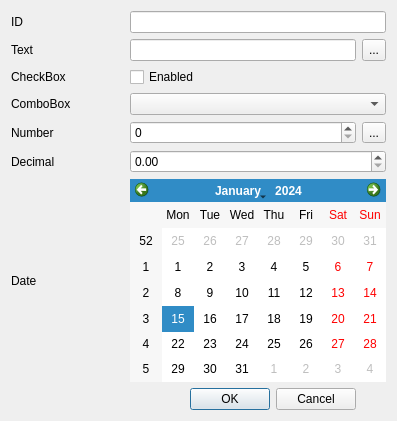
This is forms/formConcept/ui_concept.ui in NathanW2/qmap as Qt 5 draws it before an edit. The edited form follows.
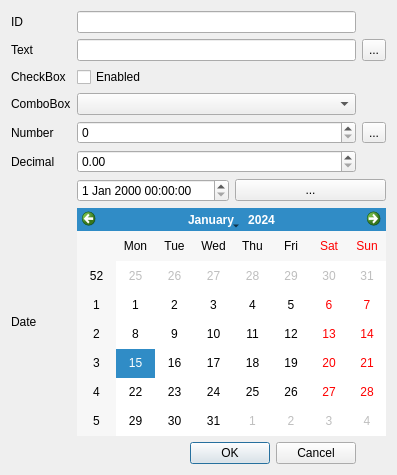
This is the edited form.

Commit message: Add date time picker

The edit to the form file:
```diff
--- a/forms/formConcept/ui_concept.ui
+++ b/forms/formConcept/ui_concept.ui
@@ -7,7 +7,7 @@
     <x>0</x>
     <y>0</y>
     <width>397</width>
-    <height>421</height>
+    <height>475</height>
    </rect>
   </property>
   <property name="windowTitle">
@@ -24,7 +24,7 @@
      </property>
     </widget>
    </item>
-   <item row="0" column="1" colspan="3">
+   <item row="0" column="1">
     <widget class="QLineEdit" name="UniqueID">
      <property name="readOnly">
       <bool>true</bool>
@@ -38,9 +38,28 @@
      </property>
     </widget>
    </item>
-   <item row="1" column="1" colspan="2">
+   <item row="1" column="1">
     <widget class="QLineEdit" name="TextField"/>
    </item>
+   <item row="1" column="2">
+    <widget class="QToolButton" name="selectAction">
+     <property name="sizePolicy">
+      <sizepolicy hsizetype="Fixed" vsizetype="Fixed">
+       <horstretch>0</horstretch>
+       <verstretch>0</verstretch>
+      </sizepolicy>
+     </property>
+     <property name="maximumSize">
+      <size>
+       <width>50</width>
+       <height>50</height>
+      </size>
+     </property>
+     <property name="text">
+      <string>...</string>
+     </property>
+    </widget>
+   </item>
    <item row="2" column="0">
     <widget class="QLabel" name="label">
      <property name="text">
@@ -48,6 +67,13 @@
      </property>
     </widget>
    </item>
+   <item row="2" column="1">
+    <widget class="QCheckBox" name="CheckBoxField">
+     <property name="text">
+      <string>Enabled</string>
+     </property>
+    </widget>
+   </item>
    <item row="3" column="0">
     <widget class="QLabel" name="label_2">
      <property name="text">
@@ -55,7 +81,7 @@
      </property>
     </widget>
    </item>
-   <item row="3" column="1" colspan="3">
+   <item row="3" column="1">
     <widget class="QComboBox" name="ComboField">
      <property name="frame">
       <bool>true</bool>
@@ -89,6 +115,20 @@
      </property>
     </widget>
    </item>
+   <item row="4" column="1">
+    <widget class="QSpinBox" name="NumberField">
+     <property name="maximum">
+      <number>999999999</number>
+     </property>
+    </widget>
+   </item>
+   <item row="4" column="2">
+    <widget class="QToolButton" name="selectLotNumber">
+     <property name="text">
+      <string>...</string>
+     </property>
+    </widget>
+   </item>
    <item row="5" column="0">
     <widget class="QLabel" name="label_3">
      <property name="text">
@@ -96,17 +136,38 @@
      </property>
     </widget>
    </item>
-   <item row="5" column="1" colspan="3">
+   <item row="5" column="1">
     <widget class="QDoubleSpinBox" name="DecimalField">
      <property name="styleSheet">
       <string notr="true"/>
      </property>
     </widget>
    </item>
-   <item row="6" column="1" colspan="3">
+   <item row="6" column="1" colspan="2">
+    <layout class="QHBoxLayout" name="horizontalLayout">
+     <item>
+      <widget class="QDateTimeEdit" name="DateTimeField"/>
+     </item>
+     <item>
+      <widget class="QPushButton" name="pushButton">
+       <property name="text">
+        <string>...</string>
+       </property>
+      </widget>
+     </item>
+    </layout>
+   </item>
+   <item row="7" column="0">
+    <widget class="QLabel" name="label_4">
+     <property name="text">
+      <string>Date</string>
+     </property>
+    </widget>
+   </item>
+   <item row="7" column="1" colspan="2">
     <widget class="QCalendarWidget" name="DateField"/>
    </item>
-   <item row="7" column="0" colspan="3">
+   <item row="8" column="0" colspan="2">
     <widget class="QDialogButtonBox" name="buttonBox">
      <property name="orientation">
       <enum>Qt::Horizontal</enum>
@@ -116,53 +177,6 @@
      </property>
     </widget>
    </item>
-   <item row="4" column="1" colspan="2">
-    <widget class="QSpinBox" name="NumberField">
-     <property name="maximum">
-      <number>999999999</number>
-     </property>
-    </widget>
-   </item>
-   <item row="2" column="1" colspan="2">
-    <widget class="QCheckBox" name="CheckBoxField">
-     <property name="text">
-      <string>Enabled</string>
-     </property>
-    </widget>
-   </item>
-   <item row="6" column="0">
-    <widget class="QLabel" name="label_4">
-     <property name="text">
-      <string>Date</string>
-     </property>
-    </widget>
-   </item>
-   <item row="1" column="3">
-    <widget class="QToolButton" name="selectAction">
-     <property name="sizePolicy">
-      <sizepolicy hsizetype="Fixed" vsizetype="Fixed">
-       <horstretch>0</horstretch>
-       <verstretch>0</verstretch>
-      </sizepolicy>
-     </property>
-     <property name="maximumSize">
-      <size>
-       <width>50</width>
-       <height>50</height>
-      </size>
-     </property>
-     <property name="text">
-      <string>...</string>
-     </property>
-    </widget>
-   </item>
-   <item row="4" column="3">
-    <widget class="QToolButton" name="selectLotNumber">
-     <property name="text">
-      <string>...</string>
-     </property>
-    </widget>
-   </item>
   </layout>
  </widget>
  <resources/>
```
Left out of the diff: 4 changed lines with no effect on the pictures. The commit also changes 7 other files.
